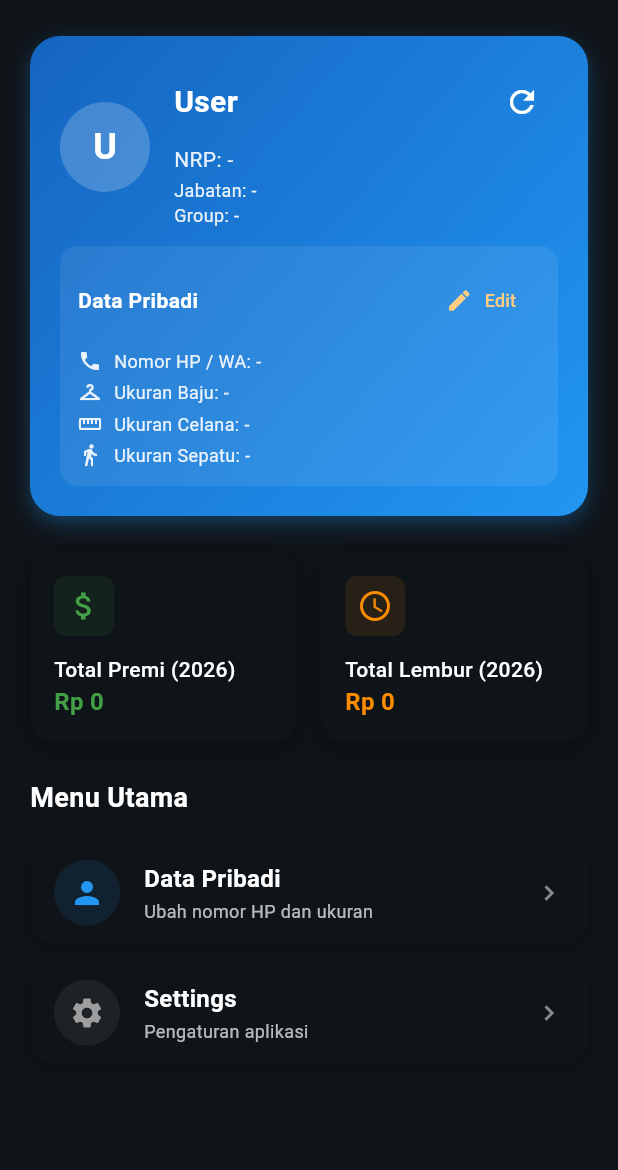
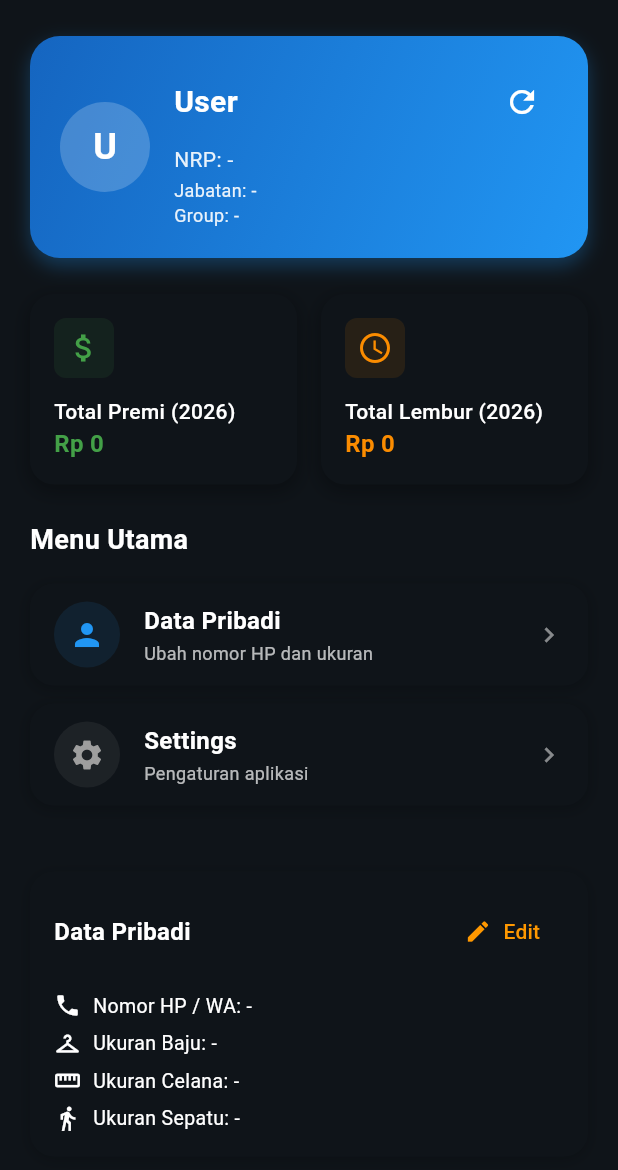
Before and after one commit to levanza1358/mti_ptk, a Flutter app: the HomePage screen opened by its route, on a phone screen of 412 x 824 dp. Shown: the top 1170 px of the screen. Run offline on Flutter 3.47's test engine with Material 3 defaults, Android fonts, the phone set to English and light mode, and no system bars; our stand-ins replace file_picker, get, open_filex, pdf, printing, share_plus and 4 more; missing offline and left inert: dart:html, excel; accounts and stored records are empty.

Commit message:
refactor(home): move personal data section to separate card and improve styling
- Extracted personal data display into its own styled card component
- Improved visual hierarchy and spacing
- Removed unused helper method _buildPersonalRow

```diff
--- a/lib/page/home_page.dart
+++ b/lib/page/home_page.dart
@@ -28,7 +28,6 @@ class HomePage extends StatelessWidget {
             Obx(() {
               final user = loginController.currentUser.value;
               final userDetail = homeController.userDetail.value ?? {};
-              final isDetailLoading = homeController.isUserDetailLoading.value;
 
               final nama =
                   (userDetail['name'] ?? user?['name'] ?? 'User').toString();
@@ -37,14 +36,6 @@ class HomePage extends StatelessWidget {
                   (userDetail['jabatan'] ?? user?['jabatan'] ?? '-').toString();
               final group =
                   (userDetail['group'] ?? user?['group'] ?? '-').toString();
-              final rawKontak =
-                  (userDetail['kontak'] ?? user?['kontak'] ?? '').toString();
-              final kontak = rawKontak.isEmpty ? '-' : _formatPhone(rawKontak);
-              final ukuranBaju = (userDetail['ukuran_baju'] ?? '-').toString();
-              final ukuranCelana =
-                  (userDetail['ukuran_celana'] ?? '-').toString();
-              final ukuranSepatu =
-                  (userDetail['ukuran_sepatu'] ?? '-').toString();
 
               return Container(
                 padding: const EdgeInsets.all(20),
@@ -136,73 +127,6 @@ class HomePage extends StatelessWidget {
                           ),
                         ),
                       ],
-                    ),
-                    const SizedBox(height: 12),
-                    Container(
-                      padding: const EdgeInsets.all(12),
-                      decoration: BoxDecoration(
-                        color: Colors.white.withValues(alpha: 0.08),
-                        borderRadius: BorderRadius.circular(12),
-                      ),
-                      child: Column(
-                        crossAxisAlignment: CrossAxisAlignment.start,
-                        children: [
-                          Row(
-                            mainAxisAlignment: MainAxisAlignment.spaceBetween,
-                            children: [
-                              const Text(
-                                'Data Pribadi',
-                                style: TextStyle(
-                                  fontSize: 14,
-                                  fontWeight: FontWeight.bold,
-                                  color: Colors.white,
-                                ),
-                              ),
-                              TextButton.icon(
-                                style: TextButton.styleFrom(
-                                  foregroundColor: Colors.orange.shade200,
-                                ),
-                                onPressed: () =>
-                                    Get.toNamed('/data-pribadi')?.then((_) {
-                                  homeController.fetchUserDetail();
-                                }),
-                                icon: const Icon(
-                                  Icons.edit,
-                                  size: 18,
-                                ),
-                                label: const Text(
-                                  'Edit',
-                                  style: TextStyle(fontSize: 12),
-                                ),
-                              ),
-                            ],
-                          ),
-                          const SizedBox(height: 4),
-                          if (isDetailLoading)
-                            const Padding(
-                              padding: EdgeInsets.only(top: 4),
-                              child: LinearProgressIndicator(
-                                minHeight: 2,
-                                color: Colors.white,
-                                backgroundColor: Colors.transparent,
-                              ),
-                            ),
-                          if (!isDetailLoading) ...[
-                            const SizedBox(height: 4),
-                            _buildPersonalRow(
-                                'Nomor HP / WA', kontak, Icons.phone),
-                            const SizedBox(height: 4),
-                            _buildPersonalRow(
-                                'Ukuran Baju', ukuranBaju, Icons.checkroom),
-                            const SizedBox(height: 4),
-                            _buildPersonalRow('Ukuran Celana', ukuranCelana,
-                                Icons.straighten),
-                            const SizedBox(height: 4),
-                            _buildPersonalRow('Ukuran Sepatu', ukuranSepatu,
-                                Icons.directions_walk),
-                          ],
-                        ],
-                      ),
                     ),
                   ],
                 ),
@@ -397,32 +321,147 @@ class HomePage extends StatelessWidget {
                 children: menuItems,
               );
             }),
+
+            const SizedBox(height: 24),
+
+            Obx(() {
+              final user = loginController.currentUser.value;
+              final userDetail = homeController.userDetail.value ?? {};
+              final isDetailLoading = homeController.isUserDetailLoading.value;
+
+              final rawKontak =
+                  (userDetail['kontak'] ?? user?['kontak'] ?? '').toString();
+              final kontak = rawKontak.isEmpty ? '-' : _formatPhone(rawKontak);
+              final ukuranBaju = (userDetail['ukuran_baju'] ?? '-').toString();
+              final ukuranCelana =
+                  (userDetail['ukuran_celana'] ?? '-').toString();
+              final ukuranSepatu =
+                  (userDetail['ukuran_sepatu'] ?? '-').toString();
+
+              return Container(
+                margin: const EdgeInsets.only(top: 8),
+                padding: const EdgeInsets.all(16),
+                decoration: BoxDecoration(
+                  color: Theme.of(context).cardColor,
+                  borderRadius: BorderRadius.circular(16),
+                  boxShadow: [
+                    BoxShadow(
+                      color: Theme.of(context).brightness == Brightness.dark
+                          ? Colors.black.withValues(alpha: 0.2)
+                          : Colors.grey.withValues(alpha: 0.06),
+                      blurRadius: 8,
+                      offset: const Offset(0, 2),
+                    ),
                   ],
                 ),
+                child: Column(
+                  crossAxisAlignment: CrossAxisAlignment.start,
+                  children: [
+                    Row(
+                      mainAxisAlignment: MainAxisAlignment.spaceBetween,
+                      children: [
+                        Text(
+                          'Data Pribadi',
+                          style: TextStyle(
+                            fontSize: 16,
+                            fontWeight: FontWeight.bold,
+                            color:
+                                Theme.of(context).textTheme.titleMedium?.color,
                           ),
-    );
-  }
-
-  Widget _buildPersonalRow(String label, String value, IconData icon) {
-    return Row(
+                        ),
+                        TextButton.icon(
+                          onPressed: () =>
+                              Get.toNamed('/data-pribadi')?.then((_) {
+                            homeController.fetchUserDetail();
+                          }),
+                          icon: const Icon(Icons.edit, size: 18),
+                          label: const Text('Edit'),
+                          style: TextButton.styleFrom(
+                            foregroundColor: Colors.orange,
+                          ),
+                        ),
+                      ],
+                    ),
+                    const SizedBox(height: 8),
+                    if (isDetailLoading)
+                      const LinearProgressIndicator(minHeight: 2)
+                    else ...[
+                      const SizedBox(height: 8),
+                      Row(
                         children: [
-        Icon(
-          icon,
-          size: 16,
-          color: Colors.white.withValues(alpha: 0.9),
-        ),
+                          const Icon(Icons.phone, size: 18),
                           const SizedBox(width: 8),
                           Expanded(
                             child: Text(
-            '$label: $value',
-            style: TextStyle(
-              fontSize: 12,
-              color: Colors.white.withValues(alpha: 0.9),
-            ),
+                              'Nomor HP / WA: $kontak',
+                              style: Theme.of(context)
+                                  .textTheme
+                                  .bodyMedium
+                                  ?.copyWith(fontSize: 13),
                               overflow: TextOverflow.ellipsis,
                             ),
                           ),
                         ],
+                      ),
+                      const SizedBox(height: 6),
+                      Row(
+                        children: [
+                          const Icon(Icons.checkroom, size: 18),
+                          const SizedBox(width: 8),
+                          Expanded(
+                            child: Text(
+                              'Ukuran Baju: $ukuranBaju',
+                              style: Theme.of(context)
+                                  .textTheme
+                                  .bodyMedium
+                                  ?.copyWith(fontSize: 13),
+                              overflow: TextOverflow.ellipsis,
+                            ),
+                          ),
+                        ],
+                      ),
+                      const SizedBox(height: 6),
+                      Row(
+                        children: [
+                          const Icon(Icons.straighten, size: 18),
+                          const SizedBox(width: 8),
+                          Expanded(
+                            child: Text(
+                              'Ukuran Celana: $ukuranCelana',
+                              style: Theme.of(context)
+                                  .textTheme
+                                  .bodyMedium
+                                  ?.copyWith(fontSize: 13),
+                              overflow: TextOverflow.ellipsis,
+                            ),
+                          ),
+                        ],
+                      ),
+                      const SizedBox(height: 6),
+                      Row(
+                        children: [
+                          const Icon(Icons.directions_walk, size: 18),
+                          const SizedBox(width: 8),
+                          Expanded(
+                            child: Text(
+                              'Ukuran Sepatu: $ukuranSepatu',
+                              style: Theme.of(context)
+                                  .textTheme
+                                  .bodyMedium
+                                  ?.copyWith(fontSize: 13),
+                              overflow: TextOverflow.ellipsis,
+                            ),
+                          ),
+                        ],
+                      ),
+                    ],
+                  ],
+                ),
+              );
+            }),
+          ],
+        ),
+      ),
     );
   }
 
```
Also changed, not shown: 1 other file. Lines whose indentation alone changed are shown as unchanged.
